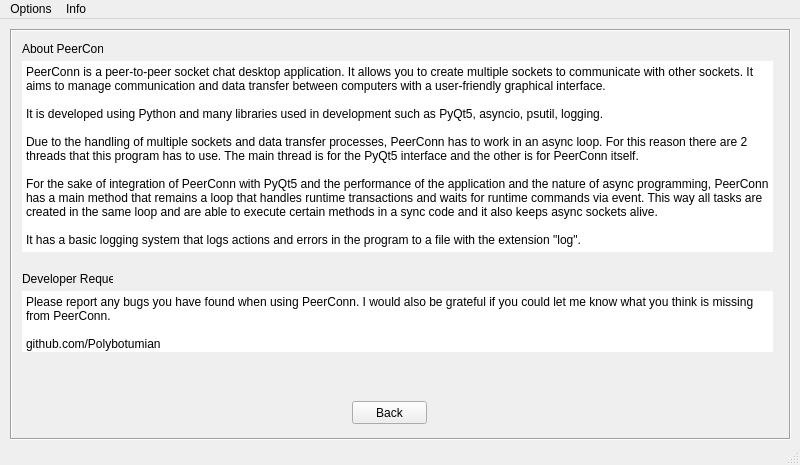
Before: the Qt Designer form gui.ui in Polybotumian/PeerConn, drawn with Qt 5.
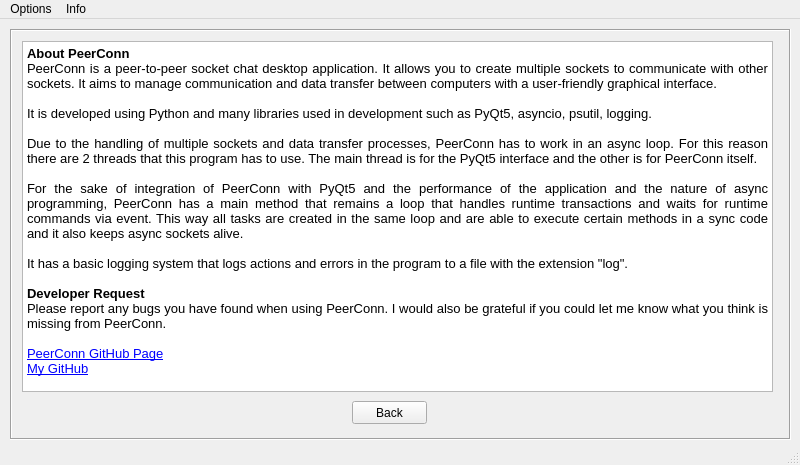
After: the same form once the commit is applied. The open tabs and pages were chosen to show the change.

```diff
--- a/gui.ui
+++ b/gui.ui
@@ -382,164 +382,6 @@
      </widget>
     </widget>
     <widget class="QWidget" name="page_about">
-     <widget class="QPlainTextEdit" name="plainTextEdit_about">
-      <property name="geometry">
-       <rect>
-        <x>10</x>
-        <y>30</y>
-        <width>751</width>
-        <height>191</height>
-       </rect>
-      </property>
-      <property name="focusPolicy">
-       <enum>Qt::StrongFocus</enum>
-      </property>
-      <property name="acceptDrops">
-       <bool>false</bool>
-      </property>
-      <property name="styleSheet">
-       <string notr="true"/>
-      </property>
-      <property name="inputMethodHints">
-       <set>Qt::ImhNone</set>
-      </property>
-      <property name="frameShape">
-       <enum>QFrame::NoFrame</enum>
-      </property>
-      <property name="frameShadow">
-       <enum>QFrame::Sunken</enum>
-      </property>
-      <property name="verticalScrollBarPolicy">
-       <enum>Qt::ScrollBarAlwaysOff</enum>
-      </property>
-      <property name="horizontalScrollBarPolicy">
-       <enum>Qt::ScrollBarAlwaysOff</enum>
-      </property>
-      <property name="sizeAdjustPolicy">
-       <enum>QAbstractScrollArea::AdjustIgnored</enum>
-      </property>
-      <property name="documentTitle">
-       <string/>
-      </property>
-      <property name="undoRedoEnabled">
-       <bool>false</bool>
-      </property>
-      <property name="lineWrapMode">
-       <enum>QPlainTextEdit::WidgetWidth</enum>
-      </property>
-      <property name="readOnly">
-       <bool>true</bool>
-      </property>
-      <property name="plainText">
-       <string>PeerConn is a peer-to-peer socket chat desktop application. It allows you to create multiple sockets to communicate with other sockets. It aims to manage communication and data transfer between computers with a user-friendly graphical interface.
-
-It is developed using Python and many libraries used in development such as PyQt5, asyncio, psutil, logging. 
-
-Due to the handling of multiple sockets and data transfer processes, PeerConn has to work in an async loop. For this reason there are 2 threads that this program has to use. The main thread is for the PyQt5 interface and the other is for PeerConn itself. 
-
-For the sake of integration of PeerConn with PyQt5 and the performance of the application and the nature of async programming, PeerConn has a main method that remains a loop that handles runtime transactions and waits for runtime commands via event. This way all tasks are created in the same loop and are able to execute certain methods in a sync code and it also keeps async sockets alive.
-
-It has a basic logging system that logs actions and errors in the program to a file with the extension &quot;log&quot;.</string>
-      </property>
-      <property name="overwriteMode">
-       <bool>false</bool>
-      </property>
-      <property name="backgroundVisible">
-       <bool>false</bool>
-      </property>
-      <property name="centerOnScroll">
-       <bool>false</bool>
-      </property>
-     </widget>
-     <widget class="QLabel" name="label_about">
-      <property name="geometry">
-       <rect>
-        <x>10</x>
-        <y>10</y>
-        <width>81</width>
-        <height>16</height>
-       </rect>
-      </property>
-      <property name="text">
-       <string>About PeerConn</string>
-      </property>
-     </widget>
-     <widget class="QLabel" name="label_developer_request">
-      <property name="geometry">
-       <rect>
-        <x>10</x>
-        <y>240</y>
-        <width>91</width>
-        <height>16</height>
-       </rect>
-      </property>
-      <property name="text">
-       <string>Developer Request</string>
-      </property>
-     </widget>
-     <widget class="QPlainTextEdit" name="plainTextEdit_developer_request">
-      <property name="geometry">
-       <rect>
-        <x>10</x>
-        <y>260</y>
-        <width>751</width>
-        <height>61</height>
-       </rect>
-      </property>
-      <property name="focusPolicy">
-       <enum>Qt::StrongFocus</enum>
-      </property>
-      <property name="acceptDrops">
-       <bool>false</bool>
-      </property>
-      <property name="styleSheet">
-       <string notr="true"/>
-      </property>
-      <property name="inputMethodHints">
-       <set>Qt::ImhNone</set>
-      </property>
-      <property name="frameShape">
-       <enum>QFrame::NoFrame</enum>
-      </property>
-      <property name="frameShadow">
-       <enum>QFrame::Sunken</enum>
-      </property>
-      <property name="verticalScrollBarPolicy">
-       <enum>Qt::ScrollBarAlwaysOff</enum>
-      </property>
-      <property name="horizontalScrollBarPolicy">
-       <enum>Qt::ScrollBarAlwaysOff</enum>
-      </property>
-      <property name="sizeAdjustPolicy">
-       <enum>QAbstractScrollArea::AdjustIgnored</enum>
-      </property>
-      <property name="documentTitle">
-       <string/>
-      </property>
-      <property name="undoRedoEnabled">
-       <bool>false</bool>
-      </property>
-      <property name="lineWrapMode">
-       <enum>QPlainTextEdit::WidgetWidth</enum>
-      </property>
-      <property name="readOnly">
-       <bool>true</bool>
-      </property>
-      <property name="plainText">
-       <string>Please report any bugs you have found when using PeerConn. I would also be grateful if you could let me know what you think is missing from PeerConn.
-
-github.com/Polybotumian</string>
-      </property>
-      <property name="overwriteMode">
-       <bool>false</bool>
-      </property>
-      <property name="backgroundVisible">
-       <bool>false</bool>
-      </property>
-      <property name="centerOnScroll">
-       <bool>false</bool>
-      </property>
-     </widget>
      <widget class="QPushButton" name="pushButton_about_back">
       <property name="geometry">
        <rect>
@@ -553,6 +395,44 @@
        <string>Back</string>
       </property>
      </widget>
+     <widget class="QTextEdit" name="textEdit_about">
+      <property name="geometry">
+       <rect>
+        <x>10</x>
+        <y>10</y>
+        <width>751</width>
+        <height>351</height>
+       </rect>
+      </property>
+      <property name="readOnly">
+       <bool>true</bool>
+      </property>
+      <property name="html">
+       <string>&lt;!DOCTYPE HTML PUBLIC &quot;-//W3C//DTD HTML 4.0//EN&quot; &quot;http://www.w3.org/TR/REC-html40/strict.dtd&quot;&gt;
+&lt;html&gt;&lt;head&gt;&lt;meta name=&quot;qrichtext&quot; content=&quot;1&quot; /&gt;&lt;style type=&quot;text/css&quot;&gt;
+p, li { white-space: pre-wrap; }
+&lt;/style&gt;&lt;/head&gt;&lt;body style=&quot; font-family:'MS Shell Dlg 2'; font-size:8.25pt; font-weight:400; font-style:normal;&quot;&gt;
+&lt;p align=&quot;justify&quot; style=&quot; margin-top:0px; margin-bottom:0px; margin-left:0px; margin-right:0px; -qt-block-indent:0; text-indent:0px;&quot;&gt;&lt;span style=&quot; font-size:10pt; font-weight:600;&quot;&gt;About PeerConn&lt;/span&gt;&lt;/p&gt;
+&lt;p align=&quot;justify&quot; style=&quot; margin-top:0px; margin-bottom:0px; margin-left:0px; margin-right:0px; -qt-block-indent:0; text-indent:0px;&quot;&gt;&lt;span style=&quot; font-size:10pt;&quot;&gt;PeerConn is a peer-to-peer socket chat desktop application. It allows you to create multiple sockets to communicate with other sockets. It aims to manage communication and data transfer between computers with a user-friendly graphical interface.&lt;/span&gt;&lt;/p&gt;
+&lt;p align=&quot;justify&quot; style=&quot;-qt-paragraph-type:empty; margin-top:0px; margin-bottom:0px; margin-left:0px; margin-right:0px; -qt-block-indent:0; text-indent:0px; font-size:10pt;&quot;&gt;&lt;br /&gt;&lt;/p&gt;
+&lt;p align=&quot;justify&quot; style=&quot; margin-top:0px; margin-bottom:0px; margin-left:0px; margin-right:0px; -qt-block-indent:0; text-indent:0px;&quot;&gt;&lt;span style=&quot; font-size:10pt;&quot;&gt;It is developed using Python and many libraries used in development such as PyQt5, asyncio, psutil, logging. &lt;/span&gt;&lt;/p&gt;
+&lt;p align=&quot;justify&quot; style=&quot;-qt-paragraph-type:empty; margin-top:0px; margin-bottom:0px; margin-left:0px; margin-right:0px; -qt-block-indent:0; text-indent:0px; font-size:10pt;&quot;&gt;&lt;br /&gt;&lt;/p&gt;
+&lt;p align=&quot;justify&quot; style=&quot; margin-top:0px; margin-bottom:0px; margin-left:0px; margin-right:0px; -qt-block-indent:0; text-indent:0px;&quot;&gt;&lt;span style=&quot; font-size:10pt;&quot;&gt;Due to the handling of multiple sockets and data transfer processes, PeerConn has to work in an async loop. For this reason there are 2 threads that this program has to use. The main thread is for the PyQt5 interface and the other is for PeerConn itself. &lt;/span&gt;&lt;/p&gt;
+&lt;p align=&quot;justify&quot; style=&quot;-qt-paragraph-type:empty; margin-top:0px; margin-bottom:0px; margin-left:0px; margin-right:0px; -qt-block-indent:0; text-indent:0px; font-size:10pt;&quot;&gt;&lt;br /&gt;&lt;/p&gt;
+&lt;p align=&quot;justify&quot; style=&quot; margin-top:0px; margin-bottom:0px; margin-left:0px; margin-right:0px; -qt-block-indent:0; text-indent:0px;&quot;&gt;&lt;span style=&quot; font-size:10pt;&quot;&gt;For the sake of integration of PeerConn with PyQt5 and the performance of the application and the nature of async programming, PeerConn has a main method that remains a loop that handles runtime transactions and waits for runtime commands via event. This way all tasks are created in the same loop and are able to execute certain methods in a sync code and it also keeps async sockets alive.&lt;/span&gt;&lt;/p&gt;
+&lt;p align=&quot;justify&quot; style=&quot;-qt-paragraph-type:empty; margin-top:0px; margin-bottom:0px; margin-left:0px; margin-right:0px; -qt-block-indent:0; text-indent:0px; font-size:10pt;&quot;&gt;&lt;br /&gt;&lt;/p&gt;
+&lt;p align=&quot;justify&quot; style=&quot; margin-top:0px; margin-bottom:0px; margin-left:0px; margin-right:0px; -qt-block-indent:0; text-indent:0px;&quot;&gt;&lt;span style=&quot; font-size:10pt;&quot;&gt;It has a basic logging system that logs actions and errors in the program to a file with the extension &amp;quot;log&amp;quot;.&lt;/span&gt;&lt;/p&gt;
+&lt;p align=&quot;justify&quot; style=&quot;-qt-paragraph-type:empty; margin-top:0px; margin-bottom:0px; margin-left:0px; margin-right:0px; -qt-block-indent:0; text-indent:0px; font-size:10pt;&quot;&gt;&lt;br /&gt;&lt;/p&gt;
+&lt;p align=&quot;justify&quot; style=&quot; margin-top:0px; margin-bottom:0px; margin-left:0px; margin-right:0px; -qt-block-indent:0; text-indent:0px;&quot;&gt;&lt;span style=&quot; font-size:10pt; font-weight:600;&quot;&gt;Developer Request&lt;/span&gt;&lt;/p&gt;
+&lt;p align=&quot;justify&quot; style=&quot; margin-top:0px; margin-bottom:0px; margin-left:0px; margin-right:0px; -qt-block-indent:0; text-indent:0px;&quot;&gt;&lt;span style=&quot; font-size:10pt;&quot;&gt;Please report any bugs you have found when using PeerConn. I would also be grateful if you could let me know what you think is missing from PeerConn.&lt;/span&gt;&lt;/p&gt;
+&lt;p align=&quot;justify&quot; style=&quot;-qt-paragraph-type:empty; margin-top:0px; margin-bottom:0px; margin-left:0px; margin-right:0px; -qt-block-indent:0; text-indent:0px; font-size:10pt;&quot;&gt;&lt;br /&gt;&lt;/p&gt;
+&lt;p align=&quot;justify&quot; style=&quot; margin-top:0px; margin-bottom:0px; margin-left:0px; margin-right:0px; -qt-block-indent:0; text-indent:0px;&quot;&gt;&lt;a href=&quot;github.com/Polybotumian/PeerConn&quot;&gt;&lt;span style=&quot; font-size:10pt; text-decoration: underline; color:#0000ff;&quot;&gt;PeerConn GitHub Page&lt;/span&gt;&lt;/a&gt;&lt;/p&gt;
+&lt;p align=&quot;justify&quot; style=&quot; margin-top:0px; margin-bottom:0px; margin-left:0px; margin-right:0px; -qt-block-indent:0; text-indent:0px;&quot;&gt;&lt;a href=&quot;github.com/Polybotumian&quot;&gt;&lt;span style=&quot; font-size:10pt; text-decoration: underline; color:#0000ff;&quot;&gt;My GitHub&lt;/span&gt;&lt;/a&gt;&lt;/p&gt;&lt;/body&gt;&lt;/html&gt;</string>
+      </property>
+      <property name="textInteractionFlags">
+       <set>Qt::LinksAccessibleByMouse|Qt::TextSelectableByMouse</set>
+      </property>
+     </widget>
     </widget>
    </widget>
   </widget>
```
Left out of the diff: 132 changed lines with no effect on the pictures.
